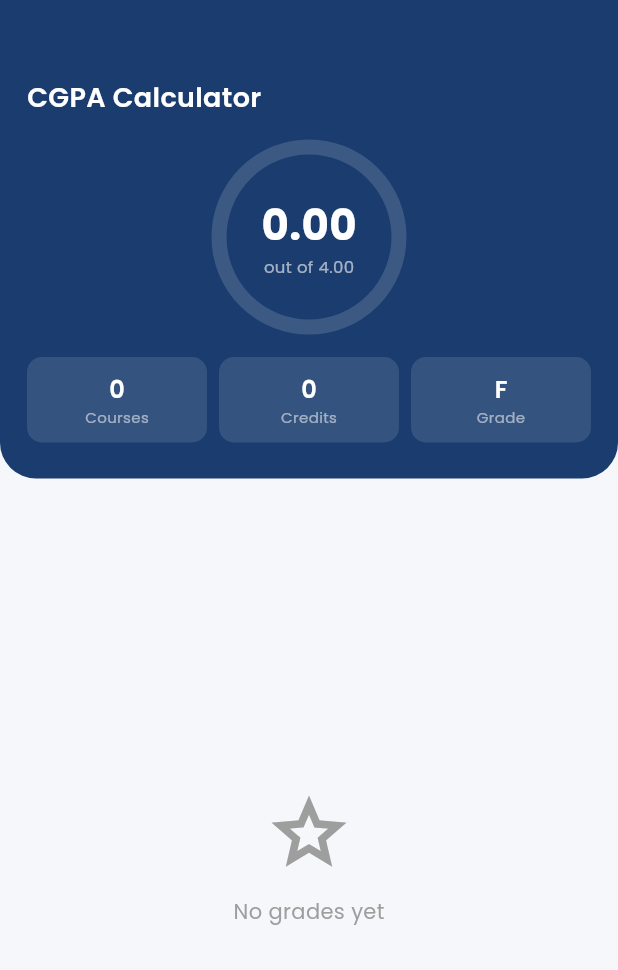
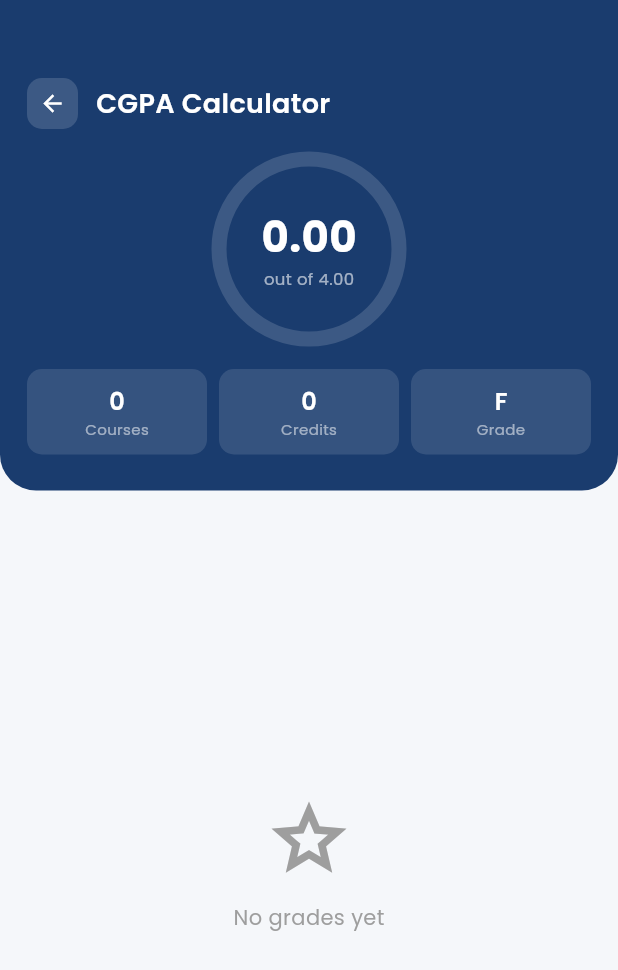
Before and after one commit to MuradAhmedTahmim/CampusHub, a Flutter app: the _HomeContent widget shown alone on an empty page, opened directly, after a tap on "CGPA", on a phone screen of 412 x 824 dp. Shown: the top 970 px of the screen. Run offline on Flutter 3.47's test engine with Material 3 defaults, Android fonts, the phone set to English and light mode, and no system bars; our stand-ins replace firebase_auth, firebase_core, firebase_database, google_fonts, printing; missing offline and left inert: emailjs; accounts and stored records are empty.

Commit message:
Final version completed

```diff
--- a/lib/screens/student/cgpa_screen.dart
+++ b/lib/screens/student/cgpa_screen.dart
@@ -106,15 +106,43 @@ class _CgpaScreenState extends State<CgpaScreen> {
             ),
             child: Column(
               children: [
-                Align(
-                  alignment: Alignment.centerLeft,
-                  child: Text('CGPA Calculator',
+
+                Row(
+                  children: [
+                    GestureDetector(
+                      onTap: () {
+                        Navigator.pop(context);
+                      },
+                      child: Container(
+                        width: 34,
+                        height: 34,
+                        decoration: BoxDecoration(
+                          color: Colors.white.withValues(alpha: 0.15),
+                          borderRadius: BorderRadius.circular(10),
+                        ),
+                        child: const Icon(
+                          Icons.arrow_back,
+                          color: Colors.white,
+                          size: 18,
+                        ),
+                      ),
+                    ),
+
+                    const SizedBox(width: 12),
+
+                    Text(
+                      'CGPA Calculator',
                       style: GoogleFonts.poppins(
-                          fontSize: 18,
-                          fontWeight: FontWeight.w600,
-                          color: Colors.white)),
+                        fontSize: 18,
+                        fontWeight: FontWeight.w600,
+                        color: Colors.white,
+                      ),
+                    ),
+                  ],
                 ),
+
                 const SizedBox(height: 20),
+
                 Stack(
                   alignment: Alignment.center,
                   children: [
--- a/lib/screens/student/student_home.dart
+++ b/lib/screens/student/student_home.dart
@@ -139,21 +139,43 @@ class _HomeContentState extends State<_HomeContent> {
     }
 
     // Load attendance
-    final attSnap = await FirebaseDatabase.instance
-        .ref('attendance')
-        .orderByChild('studentId')
-        .equalTo(uid)
-        .get();
-    if (attSnap.exists && mounted) {
-      final att = Map<String, dynamic>.from(attSnap.value as Map);
+    final attSnap =
+    await FirebaseDatabase.instance.ref('attendance').get();
+
+    if (attSnap.exists) {
+      final attendanceData =
+      Map<String, dynamic>.from(attSnap.value as Map);
+
       int present = 0;
-      int total = att.length;
-      att.forEach((key, value) {
-        final a = Map<String, dynamic>.from(value as Map);
-        if (a['status'] == 'Present') present++;
+      int total = 0;
+
+      attendanceData.forEach((courseId, dateMap) {
+        final dates = Map<String, dynamic>.from(dateMap as Map);
+
+        dates.forEach((date, recordsMap) {
+          final records =
+          Map<String, dynamic>.from(recordsMap as Map);
+
+          records.forEach((recordId, recordData) {
+            final record =
+            Map<String, dynamic>.from(recordData as Map);
+
+            if (record['studentId'] == uid) {
+              total++;
+
+              if (record['status'] == 'Present') {
+                present++;
+              }
+            }
+          });
+        });
       });
-      if (total > 0 && mounted) {
-        setState(() => _attendancePct = (present / total * 100).toInt());
+
+      if (mounted) {
+        setState(() {
+          _attendancePct =
+          total > 0 ? ((present / total) * 100).round() : 0;
+        });
       }
     }
 
```
Also changed, not shown: lib/screens/faculty/faculty_home.dart (+11 -1 lines), lib/screens/faculty/grade_management_screen.dart (added, +316 -0 lines), lib/screens/student/profile_screen.dart (+42 -2 lines).
